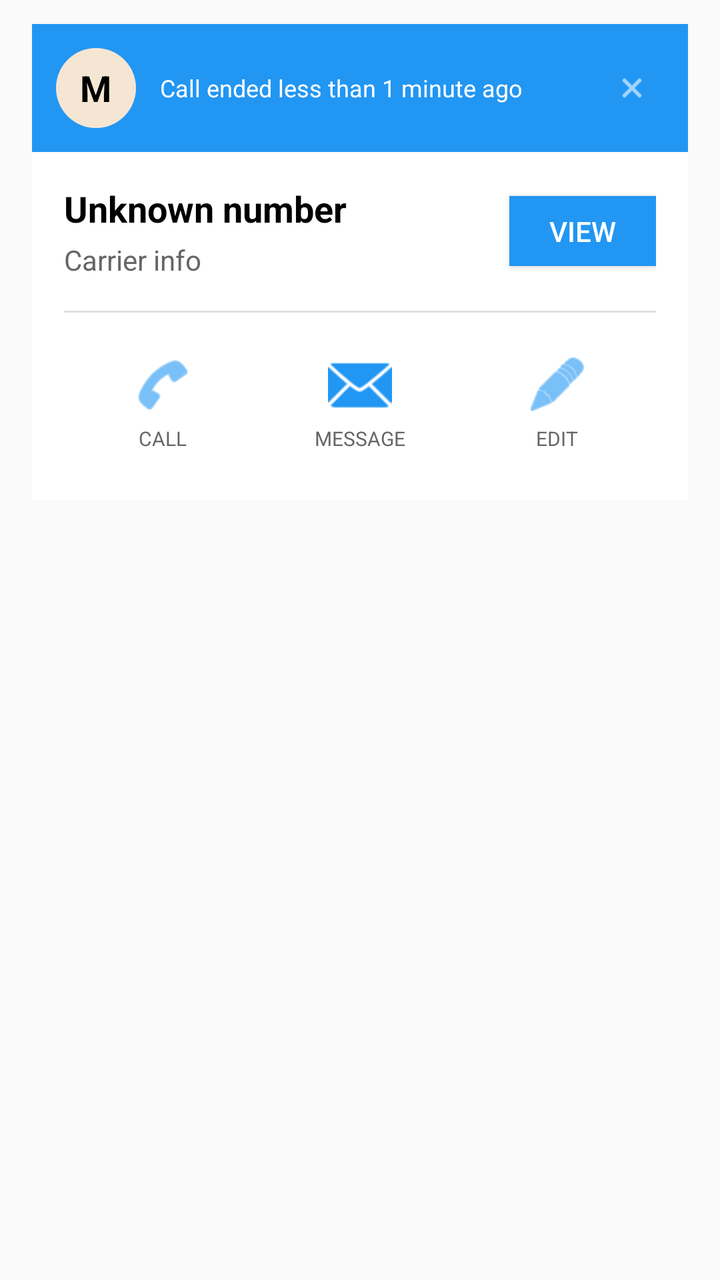
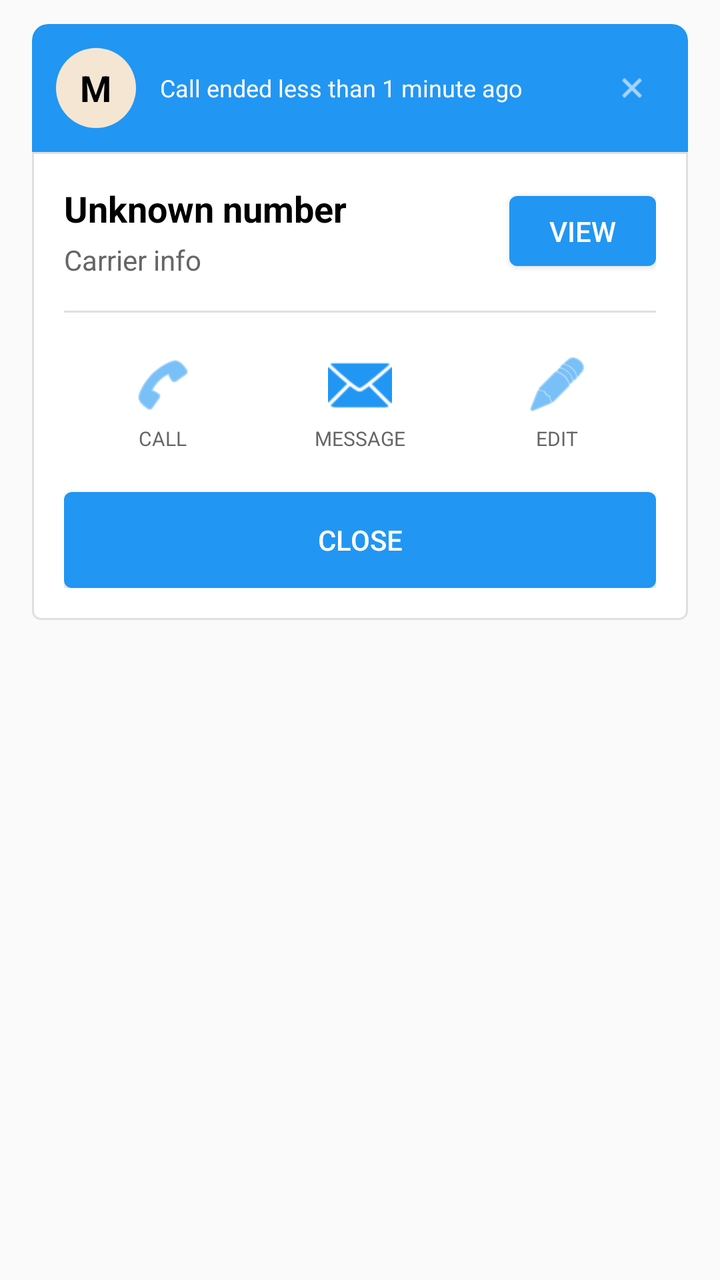

Screens rendered from an Android XML layout before and after an edit, with the pre-edit source and the edit as a unified diff.
<!-- AndroidManifest.xml: application theme Theme.CleanerTool -->
<!-- res/layout/view_call_overlay.xml -->
<?xml version="1.0" encoding="utf-8"?>
<FrameLayout xmlns:android="http://schemas.android.com/apk/res/android"
    android:layout_width="match_parent"
    android:layout_height="wrap_content"
    android:foregroundGravity="center"
    android:paddingTop="12dp"
    android:paddingHorizontal="16dp">

    
    <LinearLayout
        android:id="@+id/root_overlay"
        android:layout_width="match_parent"
        android:layout_height="wrap_content"
        android:orientation="vertical"
        android:background="@android:color/transparent"
        android:elevation="16dp">

    
    <LinearLayout
        android:id="@+id/banner_layout"
        android:layout_width="match_parent"
        android:layout_height="wrap_content"
        android:orientation="horizontal"
        android:background="#2196F3"
        android:padding="12dp"
        android:gravity="center_vertical">

        
        <LinearLayout
            android:layout_width="40dp"
            android:layout_height="40dp"
            android:background="@drawable/avatar_background"
            android:gravity="center"
            android:layout_marginEnd="12dp">
            <TextView
                android:id="@+id/txt_avatar"
                android:layout_width="wrap_content"
                android:layout_height="wrap_content"
                android:text="M"
                android:textColor="#000000"
                android:textSize="18sp"
                android:textStyle="bold" />
        </LinearLayout>

        
        <LinearLayout
            android:layout_width="0dp"
            android:layout_height="wrap_content"
            android:layout_weight="1"
            android:orientation="vertical">
            <TextView
                android:id="@+id/txt_banner_title"
                android:layout_width="wrap_content"
                android:layout_height="wrap_content"
                android:text="Call ended less than 1 minute ago"
                android:textColor="@android:color/white"
                android:textSize="12sp"
                android:maxLines="1"
                android:ellipsize="end" />

            
            <TextView
                android:id="@+id/txt_call_duration"
                android:layout_width="wrap_content"
                android:layout_height="wrap_content"
                android:text="Duration: 0:23"
                android:textColor="@android:color/white"
                android:textSize="11sp"
                android:layout_marginTop="2dp"
                android:visibility="gone"
                android:maxLines="1"
                android:ellipsize="end" />
        </LinearLayout>

        
        <ImageView
            android:id="@+id/btn_close_banner"
            android:layout_width="32dp"
            android:layout_height="32dp"
            android:src="@android:drawable/ic_menu_close_clear_cancel"
            android:tint="@android:color/white"
            android:padding="8dp"
            android:clickable="true"
            android:focusable="true"
            android:background="?android:attr/selectableItemBackgroundBorderless"
            android:contentDescription="Close" />
    </LinearLayout>

    
    <LinearLayout
        android:layout_width="match_parent"
        android:layout_height="wrap_content"
        android:orientation="vertical"
        android:background="@android:color/white"
        android:padding="16dp">

        
        <LinearLayout
            android:layout_width="match_parent"
            android:layout_height="wrap_content"
            android:orientation="horizontal"
            android:gravity="center_vertical">

            <LinearLayout
                android:layout_width="0dp"
                android:layout_height="wrap_content"
                android:layout_weight="1"
                android:orientation="vertical">

                <TextView
                    android:id="@+id/txt_primary_info"
                    android:layout_width="wrap_content"
                    android:layout_height="wrap_content"
                    android:text="Unknown number"
                    android:textColor="#000000"
                    android:textSize="18sp"
                    android:textStyle="bold" />

                <TextView
                    android:id="@+id/txt_secondary_info"
                    android:layout_width="wrap_content"
                    android:layout_height="wrap_content"
                    android:layout_marginTop="4dp"
                    android:text="Carrier info"
                    android:textColor="#666666"
                    android:textSize="14sp" />

                <TextView
                    android:id="@+id/txt_location"
                    android:layout_width="wrap_content"
                    android:layout_height="wrap_content"
                    android:layout_marginTop="2dp"
                    android:text="Location"
                    android:textColor="#666666"
                    android:textSize="12sp"
                    android:visibility="gone" />
            </LinearLayout>

            
            <Button
                android:id="@+id/btn_primary_action"
                android:layout_width="wrap_content"
                android:layout_height="wrap_content"
                android:text="View"
                android:textColor="@android:color/white"
                android:background="#2196F3"
                android:paddingHorizontal="20dp"
                android:paddingVertical="8dp"
                android:minWidth="0dp"
                android:minHeight="0dp" />
        </LinearLayout>

        
        <View
            android:id="@+id/divider"
            android:layout_width="match_parent"
            android:layout_height="1dp"
            android:background="#E0E0E0"
            android:layout_marginTop="16dp"
            android:layout_marginBottom="12dp" />

        
        <FrameLayout
            android:id="@+id/overlay_ad_container"
            android:layout_width="match_parent"
            android:layout_height="wrap_content"
            android:layout_marginTop="8dp"
            android:layout_marginBottom="8dp"
            android:visibility="gone" />

        
        <LinearLayout
            android:id="@+id/action_buttons_row"
            android:layout_width="match_parent"
            android:layout_height="wrap_content"
            android:orientation="horizontal"
            android:gravity="center"
            android:weightSum="3">

            
            <LinearLayout
                android:id="@+id/btn_action_call"
                android:layout_width="0dp"
                android:layout_height="wrap_content"
                android:layout_weight="1"
                android:orientation="vertical"
                android:gravity="center"
                android:padding="8dp">
                <ImageView
                    android:layout_width="32dp"
                    android:layout_height="32dp"
                    android:src="@android:drawable/ic_menu_call"
                    android:tint="#2196F3" />
                <TextView
                    android:layout_width="wrap_content"
                    android:layout_height="wrap_content"
                    android:text="CALL"
                    android:textColor="#666666"
                    android:textSize="10sp"
                    android:layout_marginTop="4dp" />
            </LinearLayout>

            
            <LinearLayout
                android:id="@+id/btn_action_message"
                android:layout_width="0dp"
                android:layout_height="wrap_content"
                android:layout_weight="1"
                android:orientation="vertical"
                android:gravity="center"
                android:padding="8dp">
                <ImageView
                    android:layout_width="32dp"
                    android:layout_height="32dp"
                    android:src="@android:drawable/ic_dialog_email"
                    android:tint="#2196F3" />
                <TextView
                    android:layout_width="wrap_content"
                    android:layout_height="wrap_content"
                    android:text="MESSAGE"
                    android:textColor="#666666"
                    android:textSize="10sp"
                    android:layout_marginTop="4dp" />
            </LinearLayout>

            
            <LinearLayout
                android:id="@+id/btn_action_edit"
                android:layout_width="0dp"
                android:layout_height="wrap_content"
                android:layout_weight="1"
                android:orientation="vertical"
                android:gravity="center"
                android:padding="8dp">
                <ImageView
                    android:layout_width="32dp"
                    android:layout_height="32dp"
                    android:src="@android:drawable/ic_menu_edit"
                    android:tint="#2196F3" />
                <TextView
                    android:layout_width="wrap_content"
                    android:layout_height="wrap_content"
                    android:text="EDIT"
                    android:textColor="#666666"
                    android:textSize="10sp"
                    android:layout_marginTop="4dp" />
            </LinearLayout>
        </LinearLayout>

        
    </LinearLayout>

    </LinearLayout>

    

</FrameLayout>
<!-- resources referenced by this layout -->
<resources>
  <!-- drawable avatar_background (drawable) -->
  <?xml version="1.0" encoding="utf-8"?>
  <shape xmlns:android="http://schemas.android.com/apk/res/android"
      android:shape="oval">
      <solid android:color="#F5E6D3" />
      <size
          android:width="40dp"
          android:height="40dp" />
  </shape>
  <style name="Theme.CleanerTool" parent="android:Theme.Material.Light.NoActionBar" />
</resources>

<!-- the commit's change to res/layout/view_call_overlay.xml (unified diff, before → after) -->
@@ -21,7 +21,8 @@
         android:layout_width="match_parent"
         android:layout_height="wrap_content"
         android:orientation="horizontal"
-        android:background="#2196F3"
+        android:background="@drawable/banner_background"
+        android:clipToOutline="true"
         android:padding="12dp"
         android:gravity="center_vertical">
 
@@ -91,7 +92,7 @@
         android:layout_width="match_parent"
         android:layout_height="wrap_content"
         android:orientation="vertical"
-        android:background="@android:color/white"
+        android:background="@drawable/overlay_card_background"
         android:padding="16dp">
 
         
@@ -143,7 +144,7 @@
                 android:layout_height="wrap_content"
                 android:text="View"
                 android:textColor="@android:color/white"
-                android:background="#2196F3"
+                android:background="@drawable/button_blue_background"
                 android:paddingHorizontal="20dp"
                 android:paddingVertical="8dp"
                 android:minWidth="0dp"
@@ -246,8 +247,18 @@
                     android:layout_marginTop="4dp" />
             </LinearLayout>
         </LinearLayout>
-
-        
+        
+        <Button
+            android:id="@+id/btn_close_bottom"
+            android:layout_width="match_parent"
+            android:layout_height="48dp"
+            android:layout_marginTop="12dp"
+            android:background="@drawable/button_blue_background"
+            android:text="Close"
+            android:textColor="@android:color/white"
+            android:paddingHorizontal="16dp"
+            android:paddingVertical="8dp"
+            android:layout_gravity="center" />
     </LinearLayout>
 
     </LinearLayout>
<!-- resource entries referenced after the edit -->
@@ -9,6 +9,42 @@
           android:width="40dp"
           android:height="40dp" />
   </shape>
+  <!-- drawable banner_background (drawable) -->
+  <?xml version="1.0" encoding="utf-8"?>
+  <shape xmlns:android="http://schemas.android.com/apk/res/android" android:shape="rectangle">
+      <solid android:color="#2196F3" />
+      
+      <corners android:topLeftRadius="8dp" android:topRightRadius="8dp" android:bottomLeftRadius="0dp" android:bottomRightRadius="0dp" />
+      <padding android:top="0dp" android:bottom="0dp" android:left="0dp" android:right="0dp" />
+  </shape>
+  <!-- drawable button_blue_background (drawable) -->
+  <?xml version="1.0" encoding="utf-8"?>
+  <ripple xmlns:android="http://schemas.android.com/apk/res/android"
+      android:color="#33000000">
+      
+      <item>
+          <shape android:shape="rectangle" android:useLevel="false" xmlns:android="http://schemas.android.com/apk/res/android">
+              <solid android:color="#2196F3" />
+              <corners android:radius="4dp" />
+          </shape>
+      </item>
+  
+      
+      <item android:id="@android:id/mask">
+          <shape android:shape="rectangle" android:useLevel="false" xmlns:android="http://schemas.android.com/apk/res/android">
+              <solid android:color="#2196F3" />
+              <corners android:radius="4dp" />
+          </shape>
+      </item>
+  </ripple>
+  <!-- drawable overlay_card_background (drawable) -->
+  <?xml version="1.0" encoding="utf-8"?>
+  <shape xmlns:android="http://schemas.android.com/apk/res/android" android:shape="rectangle">
+      <solid android:color="@android:color/white" />
+      <corners android:topLeftRadius="0dp" android:topRightRadius="0dp"
+          android:bottomLeftRadius="4dp" android:bottomRightRadius="4dp" />
+      <stroke android:width="1dp" android:color="#E0E0E0" />
+  </shape>
   <style name="Theme.CleanerTool" parent="android:Theme.Material.Light.NoActionBar" />
 </resources>
 
